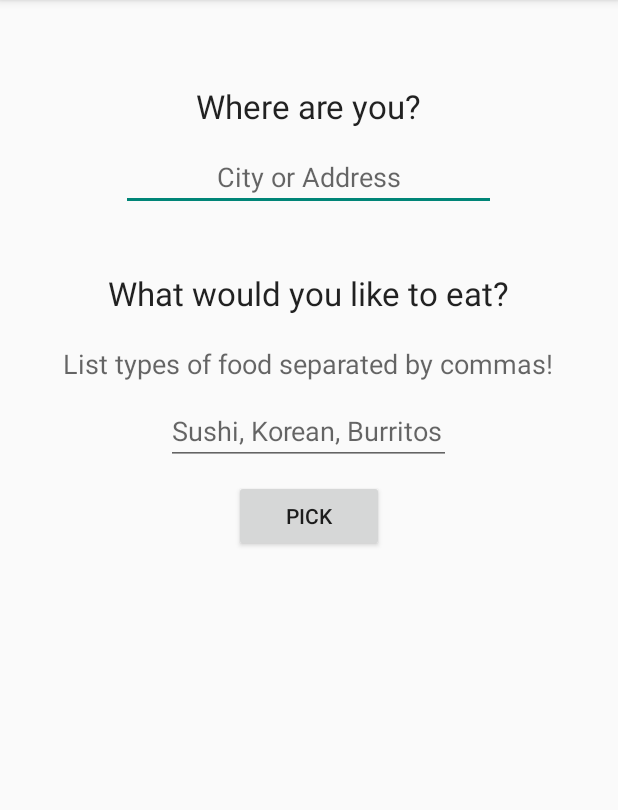
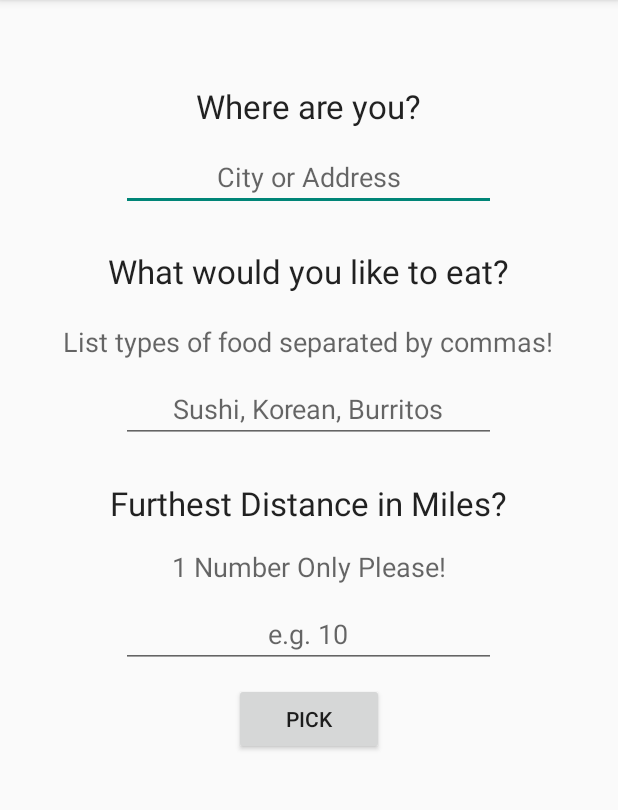
Before and after one commit to khou/PickyEater, an Android app: the screen it shows after launch (MainActivity), on a phone screen of 412 x 824 dp, the part 84-894 px from its top. Run offline under Robolectric (Android 15) with nearby library versions, the phone set to English and light mode, and no system bars.

Commit message:
Added distance entry to the app (doesn't work yet tho)

```diff
--- a/app/src/main/java/com/devkh/pickyeater/MainActivity.java
+++ b/app/src/main/java/com/devkh/pickyeater/MainActivity.java
@@ -27,6 +27,7 @@ public class MainActivity extends AppCompatActivity {
 
         final EditText mUserEnteredLocation = (EditText) findViewById(R.id.user_location_entry);
         final EditText mUserEntries = (EditText) findViewById(R.id.user_entry_1);
+        final EditText mDistanceEntry = (EditText) findViewById(R.id.distance_entry);
 
         // Button Inflation
         final Button mPickBtn = (Button) findViewById(R.id.pick_btn);
--- a/app/src/main/res/layout/activity_main.xml
+++ b/app/src/main/res/layout/activity_main.xml
@@ -35,7 +35,7 @@
         android:layout_width="wrap_content"
         android:layout_height="wrap_content"
         android:layout_marginBottom="10dp"
-        android:layout_marginTop="40dp"
+        android:layout_marginTop="25dp"
         android:text="@string/inquiry_text"
         android:textAppearance="?android:attr/textAppearanceLarge" />
 
@@ -50,10 +50,41 @@
 
     <EditText
         android:id="@+id/user_entry_1"
-        android:layout_width="190dp"
+        android:layout_width="250dp"
+        android:layout_height="wrap_content"
+        android:layout_marginBottom="5dp"
+        android:hint="@string/input_hint"
+        android:ellipsize="start"
+        android:gravity="center_horizontal"
+        android:singleLine="true" />
+
+    <TextView
+        android:id="@+id/inquiry_distance"
+        android:layout_width="wrap_content"
         android:layout_height="wrap_content"
         android:layout_marginBottom="10dp"
-        android:hint="@string/input_hint"
+        android:layout_marginTop="20dp"
+        android:text="@string/inquiry_distance"
+        android:textAppearance="?android:attr/textAppearanceLarge" />
+
+    <TextView
+        android:id="@+id/distance_help"
+        android:layout_width="wrap_content"
+        android:layout_height="wrap_content"
+        android:layout_marginBottom="10dp"
+        android:layout_marginTop="5dp"
+        android:text="@string/distance_help"
+        android:textAppearance="?android:attr/textAppearanceMedium" />
+
+    <EditText
+        android:id="@+id/distance_entry"
+        android:layout_width="250dp"
+        android:layout_height="wrap_content"
+        android:layout_marginBottom="10dp"
+        android:hint="@string/distance_hint"
+        android:ellipsize="start"
+        android:gravity="center_horizontal"
+        android:inputType="number"
         android:singleLine="true" />
 
     <Button
--- a/app/src/main/res/values/strings.xml
+++ b/app/src/main/res/values/strings.xml
@@ -9,6 +9,9 @@
     <string name="location_hint">City or Address</string>
     <string name="title_activity_display_result">Try This!</string>
     <string name="action_settings">Settings</string>
+    <string name="distance_hint">e.g. 10</string>
+    <string name="distance_help">1 Number Only Please!</string>
+    <string name="inquiry_distance">Furthest Distance in Miles?</string>
 
 
 </resources>
```
